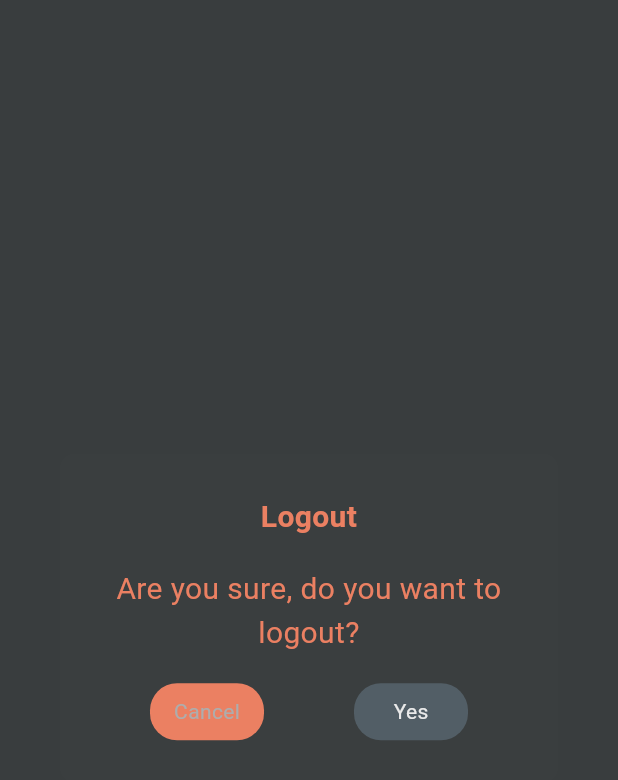
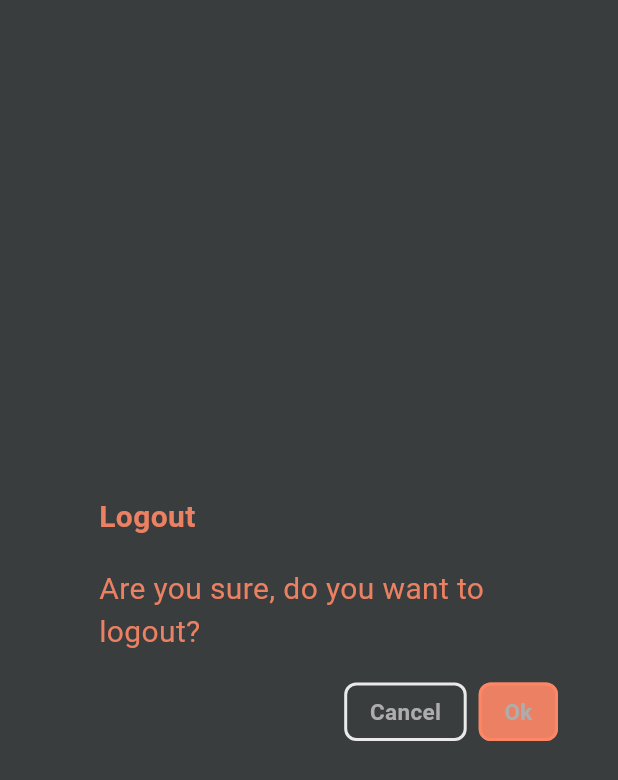
Before and after one commit to roonish/himalayandelight, a Flutter app: the AppAlertDialog widget shown alone on an empty page, opened directly, on a phone screen of 412 x 824 dp. Shown: the top 780 px of the screen. Run offline on Flutter 3.47's test engine with Material 3 defaults, Android fonts, the phone set to English and light mode, and no system bars; our stand-ins replace bloc, cached_network_image, flutter_bloc, flutter_map, geolocator, go_router and 3 more; accounts and stored records are empty; network calls fail; Roboto replaces fonts that are missing (ProximaNova).

Commit message:
fix:Logout dialog motified

```diff
--- a/lib/widgets/app_alert_dialog.dart
+++ b/lib/widgets/app_alert_dialog.dart
@@ -16,53 +16,72 @@ class AppAlertDialog extends StatelessWidget {
 
   @override
   Widget build(BuildContext context) {
-    const titlePadding = EdgeInsets.only(top: 28);
+    const titlePadding = EdgeInsets.only(top: 28, left: 26);
     const contentPadding = EdgeInsets.symmetric(horizontal: 26, vertical: 19);
     const actionsPadding = EdgeInsets.only(bottom: 28);
 
     return AlertDialog(
       backgroundColor: AppColor.darkBackgroundColor,
-      surfaceTintColor: AppColor.searchColor,
       title: LabelText(
         text: title,
         size: 20,
         color: AppColor.primaryColor,
-        textAlign: TextAlign.center,
       ),
       shape: const RoundedRectangleBorder(
           borderRadius: BorderRadius.all(Radius.circular(10))),
       titlePadding: titlePadding,
       contentPadding: contentPadding,
       actionsPadding: actionsPadding,
-      actionsAlignment: MainAxisAlignment.spaceEvenly,
+      actionsAlignment: MainAxisAlignment.end,
       content: LabelText(
         text: content,
         color: AppColor.primaryColor,
         fontWeight: FontWeight.w400,
         maxLine: 3,
-        textAlign: TextAlign.center,
       ),
       actions: <Widget>[
-        AppButton(
-          width: 76,
-          fontSize: 14,
-          fontWeight: FontWeight.w400,
-          ontap: () {
-            Navigator.pop(context, false);
-          },
-          text: "Cancel",
-          textColor: AppColor.textColor,
-          color: AppColor.primaryColor,
+        const DialogButton(
+          buttonText: 'Cancel',
+          borderColor: AppColor.headerColor,
         ),
-        AppButton(
-          width: 76,
-          ontap: onConfirm,
-          text: "Yes",
-          fontSize: 14,
-          fontWeight: FontWeight.w400,
-          color: AppColor.buttonColor,
+        DialogButton(
+          buttonText: 'Ok',
+          borderColor: AppColor.primaryColor,
+          buttonBgColor: AppColor.primaryColor,
         ),
       ],
     );
   }
 }
+
+class DialogButton extends StatelessWidget {
+  final Color borderColor;
+  final String buttonText;
+  final Color? buttonBgColor;
+  const DialogButton({
+    super.key,
+    required this.borderColor,
+    required this.buttonText,
+    this.buttonBgColor,
+  });
+
+  @override
+  Widget build(BuildContext context) {
+    return InkWell(
+      onTap: () {
+        Navigator.pop(context, false);
+      },
+      child: Container(
+        padding: const EdgeInsets.symmetric(horizontal: 15, vertical: 7),
+        decoration: BoxDecoration(
+            borderRadius: BorderRadius.circular(8),
+            border: Border.all(color: borderColor, width: 2),
+            color: buttonBgColor ?? Colors.transparent),
+        child: LabelText(
+          text: buttonText,
+          size: 15,
+        ),
+      ),
+    );
+  }
+}
```
